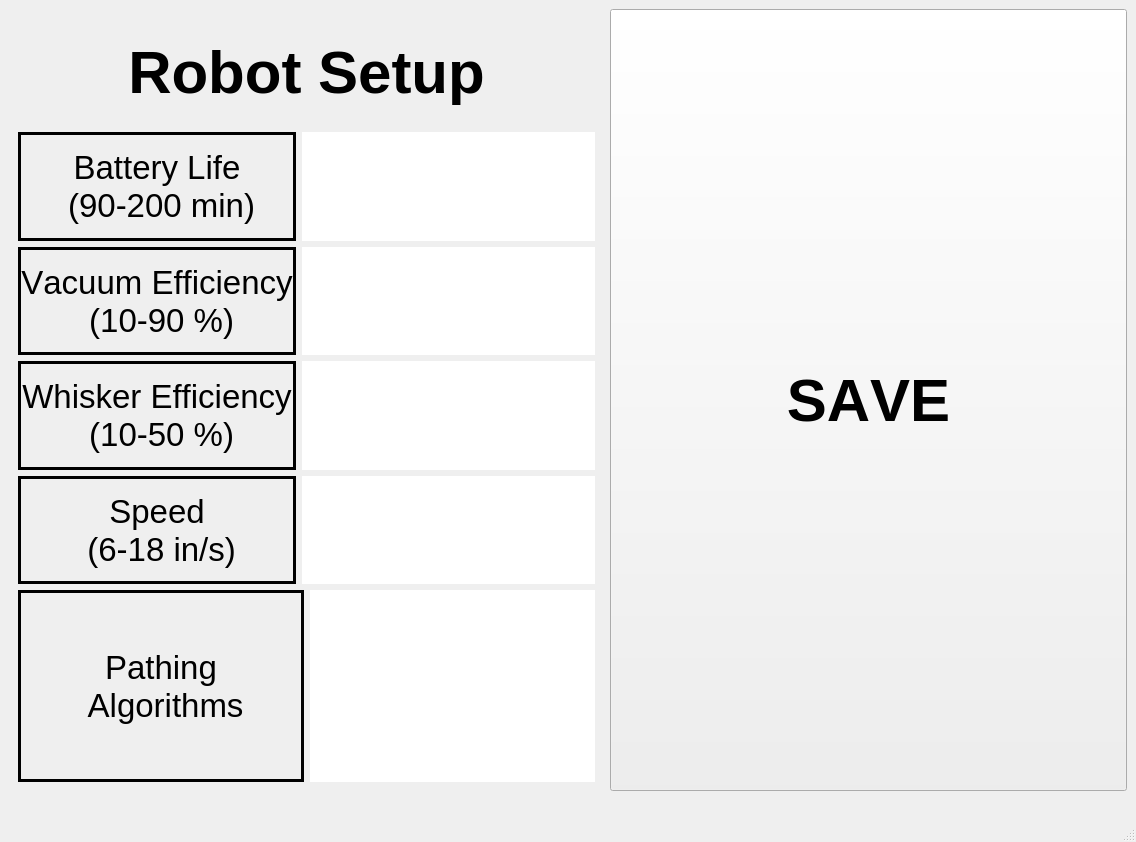
Old version of the form settingswindow.ui in the repository mdelaune/RoboSim.
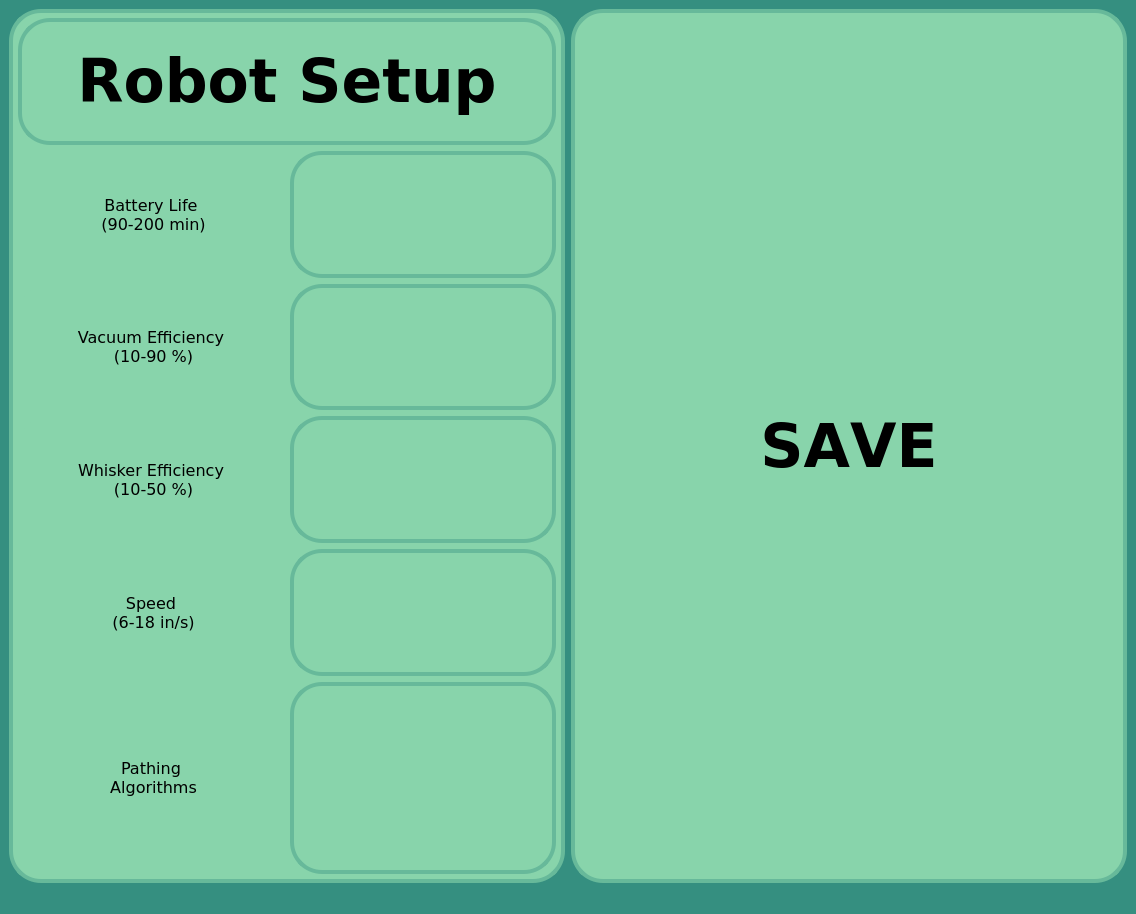
New version of the form.

Commit message: update cmakelist to include settings win, updated settings win ui

What changed in the file:
```diff
--- a/settingswindow.ui
+++ b/settingswindow.ui
@@ -7,7 +7,7 @@
     <x>0</x>
     <y>0</y>
     <width>1136</width>
-    <height>842</height>
+    <height>914</height>
    </rect>
   </property>
   <property name="sizePolicy">
@@ -25,6 +25,9 @@
   <property name="windowTitle">
    <string>MainWindow</string>
   </property>
+  <property name="styleSheet">
+   <string notr="true">background-color: rgba(53, 143, 128, 1);</string>
+  </property>
   <widget class="QWidget" name="centralwidget">
    <layout class="QHBoxLayout" name="horizontalLayout">
     <item>
@@ -35,11 +38,28 @@
         <verstretch>0</verstretch>
        </sizepolicy>
       </property>
+      <property name="font">
+       <font>
+        <family>Verdana</family>
+        <pointsize>9</pointsize>
+        <kerning>true</kerning>
+       </font>
+      </property>
+      <property name="styleSheet">
+       <string notr="true">
+	background: rgba(136, 212, 171, 1);
+	border-width: 4px;
+	border-style: solid;
+	border-radius: 32px;
+	border-color: rgba(103, 185, 154, 1);
+</string>
+      </property>
       <layout class="QVBoxLayout" name="verticalLayout_2">
        <item>
         <widget class="QLabel" name="label">
          <property name="font">
           <font>
+           <family>Verdana</family>
            <pointsize>45</pointsize>
            <bold>true</bold>
            <kerning>false</kerning>
@@ -57,6 +77,16 @@
         <layout class="QHBoxLayout" name="horizontalLayout_2">
          <item>
           <widget class="QLabel" name="label_2">
+           <property name="font">
+            <font>
+             <family>Verdana</family>
+             <pointsize>12</pointsize>
+             <kerning>true</kerning>
+            </font>
+           </property>
+           <property name="styleSheet">
+            <string notr="true">border-width: 0px;</string>
+           </property>
            <property name="frameShape">
             <enum>QFrame::Shape::Box</enum>
            </property>
@@ -83,6 +113,13 @@
              <verstretch>0</verstretch>
             </sizepolicy>
            </property>
+           <property name="font">
+            <font>
+             <family>Verdana</family>
+             <pointsize>12</pointsize>
+             <kerning>true</kerning>
+            </font>
+           </property>
            <property name="frame">
             <bool>false</bool>
            </property>
@@ -97,6 +134,16 @@
         <layout class="QHBoxLayout" name="horizontalLayout_3">
          <item>
           <widget class="QLabel" name="label_3">
+           <property name="font">
+            <font>
+             <family>Verdana</family>
+             <pointsize>12</pointsize>
+             <kerning>true</kerning>
+            </font>
+           </property>
+           <property name="styleSheet">
+            <string notr="true">border-width: 0px;</string>
+           </property>
            <property name="frameShape">
             <enum>QFrame::Shape::Box</enum>
            </property>
@@ -123,6 +170,13 @@
              <verstretch>0</verstretch>
             </sizepolicy>
            </property>
+           <property name="font">
+            <font>
+             <family>Verdana</family>
+             <pointsize>12</pointsize>
+             <kerning>true</kerning>
+            </font>
+           </property>
            <property name="frame">
             <bool>false</bool>
            </property>
@@ -137,6 +191,16 @@
         <layout class="QHBoxLayout" name="horizontalLayout_4">
          <item>
           <widget class="QLabel" name="label_4">
+           <property name="font">
+            <font>
+             <family>Verdana</family>
+             <pointsize>12</pointsize>
+             <kerning>true</kerning>
+            </font>
+           </property>
+           <property name="styleSheet">
+            <string notr="true">border-width: 0px;</string>
+           </property>
            <property name="frameShape">
             <enum>QFrame::Shape::Box</enum>
            </property>
@@ -163,6 +227,13 @@
              <verstretch>0</verstretch>
             </sizepolicy>
            </property>
+           <property name="font">
+            <font>
+             <family>Verdana</family>
+             <pointsize>12</pointsize>
+             <kerning>true</kerning>
+            </font>
+           </property>
            <property name="frame">
             <bool>false</bool>
            </property>
@@ -177,6 +248,16 @@
         <layout class="QHBoxLayout" name="horizontalLayout_5">
          <item>
           <widget class="QLabel" name="label_5">
+           <property name="font">
+            <font>
+             <family>Verdana</family>
+             <pointsize>12</pointsize>
+             <kerning>true</kerning>
+            </font>
+           </property>
+           <property name="styleSheet">
+            <string notr="true">border-width: 0px;</string>
+           </property>
            <property name="frameShape">
             <enum>QFrame::Shape::Box</enum>
            </property>
@@ -203,6 +284,13 @@
              <verstretch>0</verstretch>
             </sizepolicy>
            </property>
+           <property name="font">
+            <font>
+             <family>Verdana</family>
+             <pointsize>12</pointsize>
+             <kerning>true</kerning>
+            </font>
+           </property>
            <property name="frame">
             <bool>false</bool>
            </property>
@@ -217,6 +305,16 @@
         <layout class="QHBoxLayout" name="horizontalLayout_6">
          <item>
           <widget class="QLabel" name="label_6">
+           <property name="font">
+            <font>
+             <family>Verdana</family>
+             <pointsize>12</pointsize>
+             <kerning>true</kerning>
+            </font>
+           </property>
+           <property name="styleSheet">
+            <string notr="true">border-width: 0px;</string>
+           </property>
            <property name="frameShape">
             <enum>QFrame::Shape::Box</enum>
            </property>
@@ -243,6 +341,13 @@
              <verstretch>0</verstretch>
             </sizepolicy>
            </property>
+           <property name="font">
+            <font>
+             <family>Verdana</family>
+             <pointsize>12</pointsize>
+             <kerning>true</kerning>
+            </font>
+           </property>
            <property name="frameShape">
             <enum>QFrame::Shape::Box</enum>
            </property>
@@ -274,11 +379,29 @@
         </property>
         <property name="font">
          <font>
+          <family>Verdana</family>
           <pointsize>45</pointsize>
           <bold>true</bold>
           <kerning>false</kerning>
          </font>
         </property>
+        <property name="styleSheet">
+         <string notr="true">QPushButton{
+	background: rgba(136, 212, 171, 1);
+	border-width: 4px;
+	border-style: solid;
+	border-radius: 32px;
+	border-color: rgba(103, 185, 154, 1);
+}
+QPushButton::hover {
+	background: rgba(103, 185, 154, 1);
+	border-width: 4px;
+	border-style: solid;
+	border-radius: 32px;
+	border-color: rgba(103, 185, 154, 1);
+}
+</string>
+        </property>
         <property name="text">
          <string>SAVE</string>
         </property>
```
The commit also changes 1 other file.
